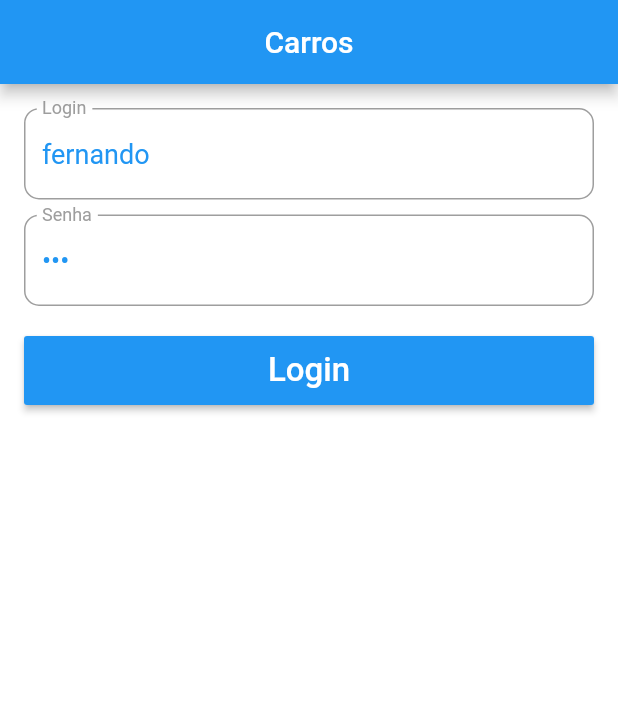
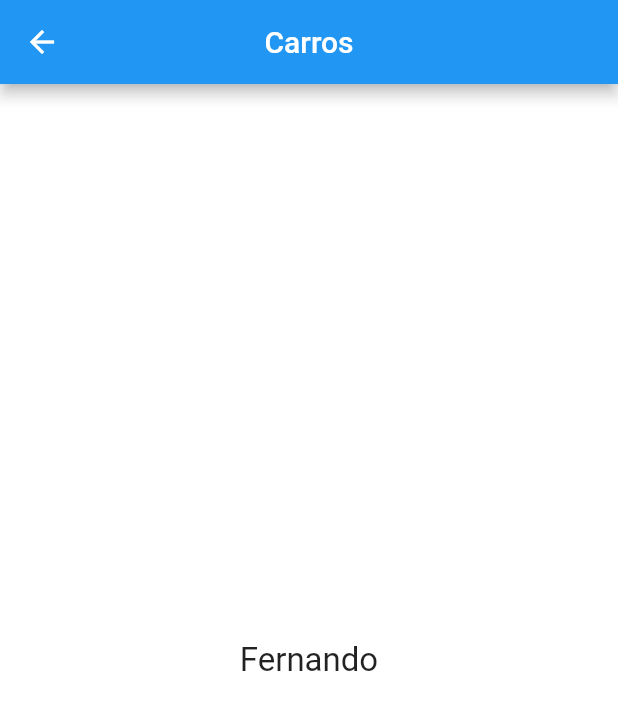
Before and after one commit to fgarcia1401/carros, a Flutter app: the screen it shows after launch, after a tap on "Login", on a phone screen of 412 x 824 dp. Shown: the top 710 px of the screen. Run offline on Flutter 3.47's test engine with Material 2 defaults, Android fonts, the phone set to English and light mode, and no system bars.

Commit message:
Navegacao e HomePage

```diff
--- /dev/null
+++ b/lib/pages/home_page.dart
@@ -0,0 +1,25 @@
+import 'package:flutter/material.dart';
+
+class HomePage extends StatelessWidget {
+  @override
+  Widget build(BuildContext context) {
+    return Scaffold(
+      appBar: AppBar(
+        centerTitle: true,
+        title: Text("Carros"),
+      ),
+      body: _body(),
+    );
+  }
+
+  _body() {
+    return Center(
+      child: Text(
+        "Fernando",
+        style: TextStyle(
+          fontSize: 22
+        ),
+      ),
+    );
+  }
+}
--- a/lib/pages/login_page.dart
+++ b/lib/pages/login_page.dart
@@ -1,3 +1,5 @@
+import 'package:carros/pages/home_page.dart';
+import 'package:carros/utils/nav.dart';
 import 'package:carros/widgets/app_button.dart';
 import 'package:carros/widgets/app_text.dart';
 import 'package:flutter/material.dart';
@@ -74,6 +76,8 @@ class _LoginPageState extends State<LoginPage> {
     String senha = _tSenha.text;
 
     print("Login: $login, Senha: $senha");
+
+    push(context, HomePage());
   }
 
   String _validateLogin(String text) {
--- /dev/null
+++ b/lib/utils/nav.dart
@@ -0,0 +1,10 @@
+
+import 'package:flutter/material.dart';
+
+Future push(BuildContext context, Widget page) {
+  return Navigator.push(context, MaterialPageRoute(builder: (BuildContext buildContext) {
+      return page;
+    }
+  ));
+
+}
```
